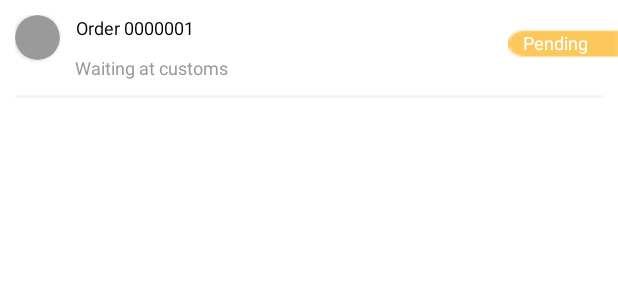
After one commit to ETS-Android2/MindshopUI-Android, an Android app: the layout order_itemlayout.xml on its own in the app's theme, with its tools: preview values and no code run, on a phone screen of 412 x 824 dp. The commit adds this screen. Shown: the top 300 px of the screen. Run offline under Robolectric (Android 15) with nearby library versions, the phone set to English and light mode, and no system bars.

Commit message:
Orders/Settings/Account

```diff
--- a/app/src/main/res/layout/fragment_profile.xml
+++ b/app/src/main/res/layout/fragment_profile.xml
@@ -141,7 +141,7 @@
                     android:layout_height="match_parent"
                     android:background="@android:color/transparent"
                     android:onClick="navigateToOrders"
-                    android:text="@string/Orders"
+                    android:text="@string/OrderModel"
                     android:textAlignment="textStart"
                     android:textColor="@color/black"
                     android:textSize="14sp" />
--- /dev/null
+++ b/app/src/main/res/layout/order_itemlayout.xml
@@ -0,0 +1,78 @@
+<?xml version="1.0" encoding="utf-8"?>
+<androidx.constraintlayout.widget.ConstraintLayout xmlns:android="http://schemas.android.com/apk/res/android"
+    xmlns:app="http://schemas.android.com/apk/res-auto"
+    android:layout_width="match_parent"
+    android:layout_height="wrap_content">
+
+    <LinearLayout
+        android:layout_width="match_parent"
+        android:layout_height="wrap_content"
+        android:layout_marginVertical="10dp"
+        android:layout_marginHorizontal="10dp"
+        android:orientation="vertical"
+        app:layout_constraintTop_toTopOf="parent">
+
+        <LinearLayout
+            android:layout_width="match_parent"
+            android:layout_height="wrap_content">
+
+            <androidx.cardview.widget.CardView
+                android:id="@+id/order_circle"
+                android:layout_width="30dp"
+                android:layout_height="30dp"
+                app:cardBackgroundColor="@color/_9A9A9A"
+                app:cardCornerRadius="15dp" />
+
+            <LinearLayout
+                android:layout_marginBottom="10dp"
+                android:layout_width="wrap_content"
+                android:layout_height="wrap_content"
+                android:layout_marginStart="10dp"
+                android:orientation="vertical">
+
+                <TextView
+                    android:id="@+id/order_id"
+                    android:layout_marginBottom="10dp"
+                    android:layout_width="wrap_content"
+                    android:layout_height="wrap_content"
+                    android:text="Order 0000001"
+                    android:textAlignment="center"
+                    android:textColor="@color/black"
+                    android:textSize="12sp" />
+
+                <TextView
+                    android:id="@+id/order_state"
+                    android:layout_width="wrap_content"
+                    android:layout_height="wrap_content"
+                    android:text="Waiting at customs"
+                    android:textAlignment="center"
+                    android:textColor="@color/_9A9A9A"
+                    android:textSize="12sp" />
+            </LinearLayout>
+        </LinearLayout>
+
+        <View
+            android:layout_width="match_parent"
+            android:layout_height="2dp"
+            android:background="@color/_F6F6F6" />
+    </LinearLayout>
+    <RelativeLayout
+        android:id="@+id/pendingTag"
+        app:layout_constraintTop_toTopOf="parent"
+        app:layout_constraintEnd_toEndOf="parent"
+        android:layout_width="wrap_content"
+        android:layout_height="wrap_content"
+        android:background="@drawable/pending_tag">
+        <TextView
+            android:paddingEnd="20dp"
+            android:paddingStart="10dp"
+            android:paddingVertical="20dp"
+            android:layout_centerInParent="true"
+            android:textSize="12sp"
+            android:text="@string/pending"
+            android:textColor="@color/white"
+            android:layout_width="wrap_content"
+            android:layout_height="wrap_content"/>
+    </RelativeLayout>
+
+</androidx.constraintlayout.widget.ConstraintLayout>
--- a/app/src/main/res/values-night/themes.xml
+++ b/app/src/main/res/values-night/themes.xml
@@ -13,7 +13,7 @@
     <!-- Base application theme. -->
     <style name="Theme.MindshopUI" parent="Theme.MaterialComponents.DayNight.DarkActionBar">
         <!-- Primary brand color. -->
-        <item name="colorPrimary">@color/purple_200</item>
+        <item name="colorPrimary">@color/white</item>
         <item name="colorPrimaryVariant">@color/purple_700</item>
         <item name="colorOnPrimary">@color/black</item>
         <!-- Secondary brand color. -->
--- a/app/src/main/res/values/strings.xml
+++ b/app/src/main/res/values/strings.xml
@@ -21,12 +21,13 @@
     <string name="emailOfUser">Kylie_04@gmail.com</string>
     <string name="userName">Kylie</string>
     <string name="Account">Account</string>
-    <string name="Orders">My Order</string>
+    <string name="OrderModel">My Order</string>
     <string name="settings">Settings</string>
     <string name="searching">Search...</string>
     <string name="pendingOrders">No Pending orders</string>
     <string name="Sales">Sale Discount</string>
     <string name="popular">Popular</string>
+    <string name="pending">Pending</string>
     <!-- TODO: Remove or change this placeholder text -->
     <string name="hello_blank_fragment">Hello blank fragment</string>
 
--- a/app/src/main/res/values/themes.xml
+++ b/app/src/main/res/values/themes.xml
@@ -13,7 +13,7 @@
     <!-- Base application theme. -->
     <style name="Theme.MindshopUI" parent="Theme.MaterialComponents.DayNight.DarkActionBar">
         <!-- Primary brand color. -->
-        <item name="colorPrimary">@color/_F6F6F6</item>
+        <item name="colorPrimary">@color/black</item>
         <item name="colorPrimaryVariant">@color/_F6F6F6</item>
         <item name="colorOnPrimary">@color/black</item>
         <!-- Secondary brand color. -->
```
Also changed, not shown: app/src/main/java/net/mindzone/mindshopui/RecyclerViewAdapters/OrdersRecylcerViewAdapter.java (added, +90 -0 lines), app/src/main/java/net/mindzone/mindshopui/activities/MainActivity.java (+3 -10 lines), app/src/main/java/net/mindzone/mindshopui/activities/Orders.java (+32 -1 lines), app/src/main/java/net/mindzone/mindshopui/models/Category.java (+11 -0 lines), app/src/main/java/net/mindzone/mindshopui/models/OrderModel.java (added, +41 -0 lines), app/src/main/java/net/mindzone/mindshopui/models/Product.java (+1 -8 lines), app/src/main/java/net/mindzone/mindshopui/ui/home/HomeFragment.java (+7 -6 lines), app/src/main/java/net/mindzone/mindshopui/ui/profile/ProfileFragment.java (+0 -8 lines), app/src/main/res/layout/activity_orders.xml (+13 -0 lines), app/src/main/res/drawable-hdpi/pending_tag.png (added), app/src/main/res/drawable-mdpi/pending_tag.png (added), app/src/main/res/drawable-xhdpi/pending_tag.png (added), app/src/main/res/drawable-xxhdpi/pending_tag.png (added), app/src/main/res/drawable-xxxhdpi/pending_tag.png (added).
